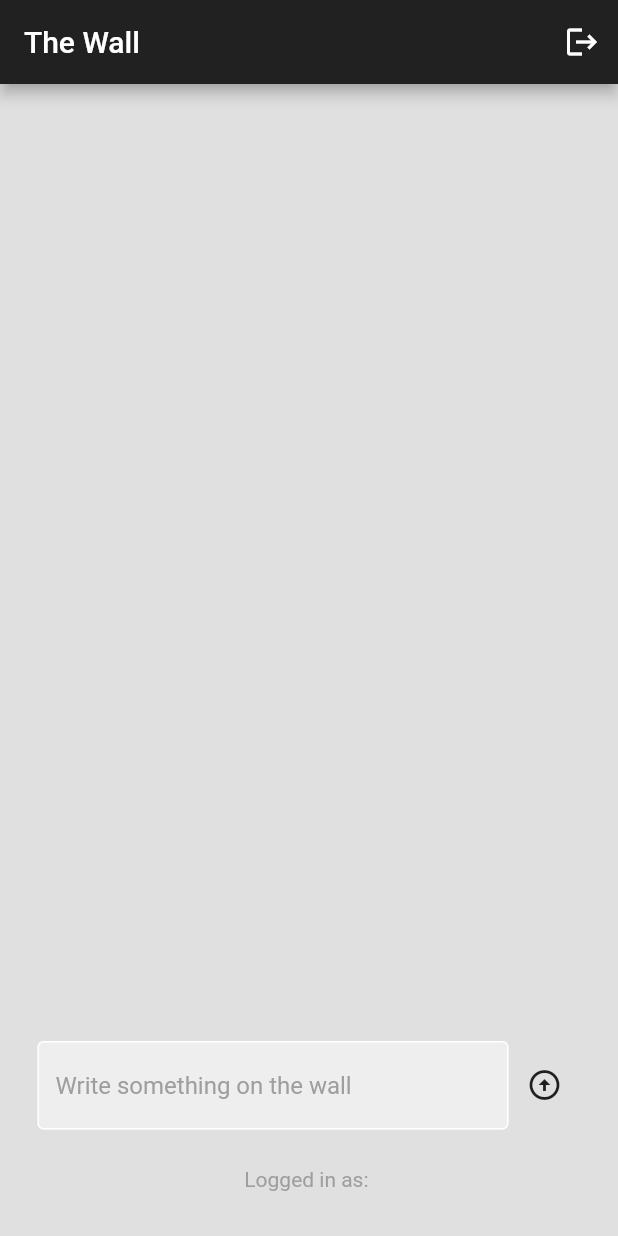
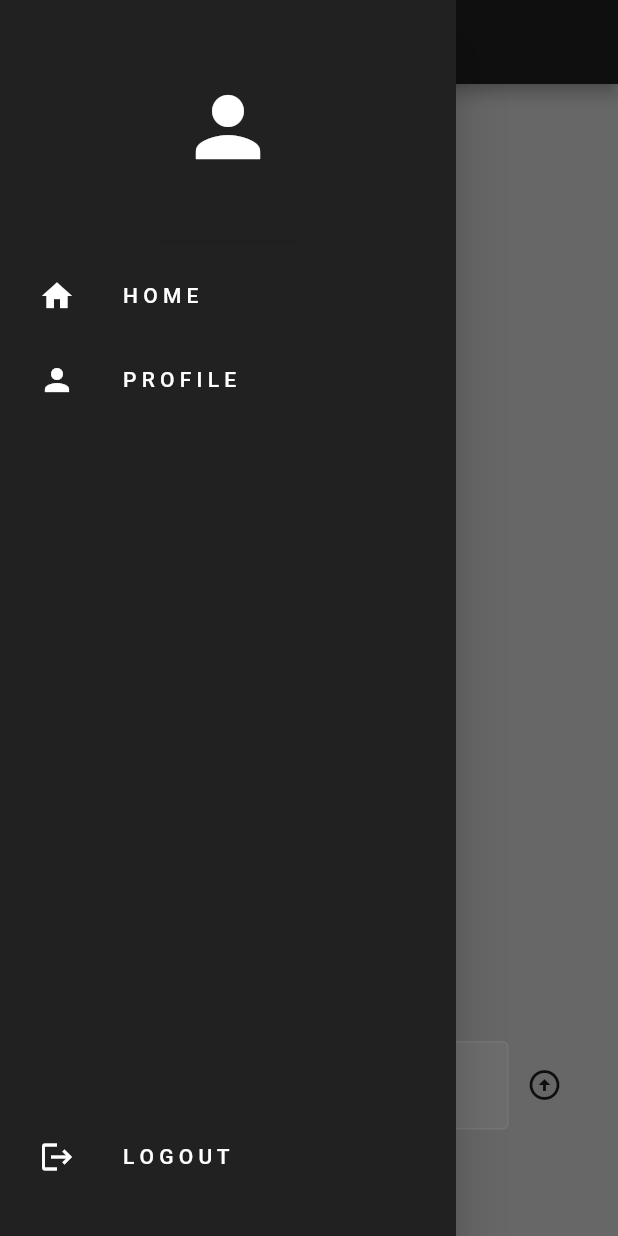
Before and after one commit to TranDangKhoaID/the_wall_social_firebase_flutter, a Flutter app: the screen it shows once a user with an empty profile is signed in, with the side drawer open (before the commit the screen has no drawer), on a phone screen of 412 x 824 dp. Run offline on Flutter 3.47's test engine with Material 2 defaults, Android fonts, the phone set to English and light mode, and no system bars; our stand-ins replace cloud_firestore, firebase_auth, firebase_core; accounts and stored records are empty.

```diff
--- /dev/null
+++ b/lib/components/drawer.dart
@@ -0,0 +1,57 @@
+import 'package:flutter/material.dart';
+import 'package:social_media_app/components/my_list_tile.dart';
+
+class MyDrawer extends StatelessWidget {
+  final void Function()? onProfileTap;
+  final void Function()? onSignout;
+  const MyDrawer({
+    super.key,
+    required this.onProfileTap,
+    required this.onSignout
+  });
+
+  @override
+  Widget build(BuildContext context) {
+    return Drawer(
+      backgroundColor: Colors.grey[900],
+      child: Column(
+        mainAxisAlignment: MainAxisAlignment.spaceBetween,
+        children: [
+          Column(
+            children: [
+               //header
+              const DrawerHeader(
+                child: Icon(
+                  Icons.person,
+                  color: Colors.white,
+                  size: 64,
+                ),
+              ),
+              //home list tile
+              MyListTile(
+                icon: Icons.home,
+                text: 'H O M E',
+                onTap: () => Navigator.pop(context),
+              ),
+              //profile
+              MyListTile(
+                icon: Icons.person,
+                text: 'P R O F I L E',
+                onTap: onProfileTap
+              ),
+            ],
+          ),
+          //log out
+          Padding(
+            padding: const EdgeInsets.only(bottom: 25),
+            child: MyListTile(
+              icon: Icons.logout,
+              text: 'L O G O U T',
+              onTap: onSignout
+            ),
+          )
+        ],
+      ),
+    );
+  }
+}
--- /dev/null
+++ b/lib/components/my_list_tile.dart
@@ -0,0 +1,28 @@
+import 'package:flutter/material.dart';
+
+class MyListTile extends StatelessWidget {
+  final IconData icon;
+  final String text;
+  final Function()? onTap;
+  const MyListTile({
+    super.key,
+    required this.icon,
+    required this.text,
+    required this.onTap,
+  });
+
+  @override
+  Widget build(BuildContext context) {
+    return Padding(
+      padding: const EdgeInsets.only(left: 10.0),
+      child: ListTile(
+        leading: Icon(
+          icon,
+          color: Colors.white,
+        ),
+        onTap: onTap,
+        title: Text(text, style: const TextStyle(color: Colors.white),),
+      ),
+    );
+  }
+}
--- a/lib/pages/home_page.dart
+++ b/lib/pages/home_page.dart
@@ -2,8 +2,10 @@
 import 'package:cloud_firestore/cloud_firestore.dart';
 import 'package:firebase_auth/firebase_auth.dart';
 import 'package:flutter/material.dart';
+import 'package:social_media_app/components/drawer.dart';
 import 'package:social_media_app/components/text_field.dart';
 import 'package:social_media_app/components/wall_post.dart';
+import 'package:social_media_app/pages/profile_page.dart';
 
 class HomePage extends StatefulWidget {
   const HomePage({super.key});
@@ -37,6 +39,20 @@ class _HomePageState extends State<HomePage> {
       textController.clear();
     });
   }
+
+  //navigator to profile page
+  void goToProFilePage(){
+    //pop mmenu drawer
+    Navigator.pop(context);
+    //go to
+    Navigator.push(
+      context,
+      MaterialPageRoute(
+        builder: (context) => const ProfilePage(),
+      )
+    );
+  }
+
   @override
   Widget build(BuildContext context) {
     return Scaffold(
@@ -44,12 +60,10 @@ class _HomePageState extends State<HomePage> {
       appBar: AppBar(
         backgroundColor: Colors.grey[900],
         title: const Text('The Wall'),
-        actions: [
-          IconButton(
-            onPressed: signOut,
-            icon: const Icon(Icons.logout)
-          )
-        ],
+      ),
+      drawer: MyDrawer(
+        onProfileTap: goToProFilePage,
+        onSignout: signOut,
       ),
       body: Column(
         children: [
@@ -84,7 +98,7 @@ class _HomePageState extends State<HomePage> {
                       );
                     }
                     return const Center(
-                      child: CircularProgressIndicator(),
+                      child: Center(child: Text('Empty'),),
                     );
                   },
             )
```
Also changed, not shown: lib/components/text_box.dart (added, +52 -0 lines), lib/pages/profile_page.dart (added, +127 -0 lines), lib/pages/register_page.dart (+15 -2 lines).
